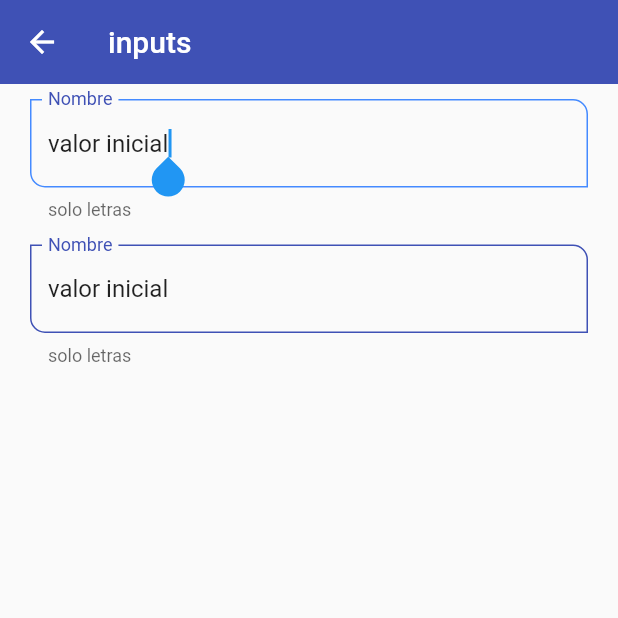
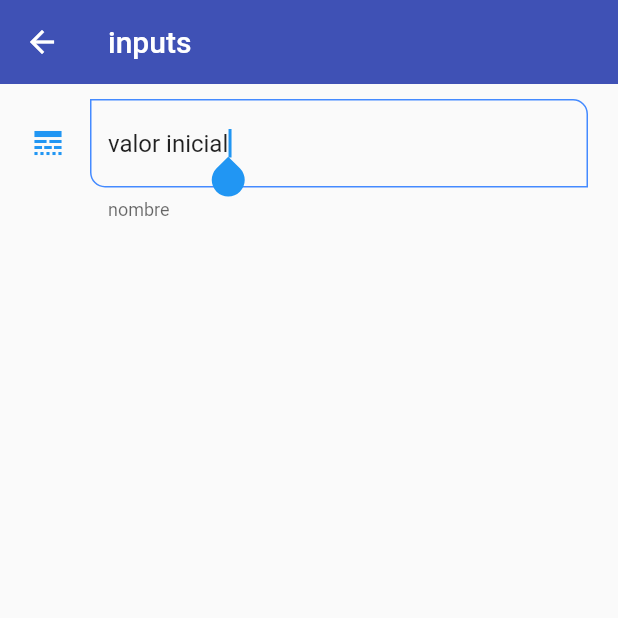
Before and after one commit to ricklegac/flutter, a Flutter app: the InputScreen screen opened by its route, on a phone screen of 412 x 824 dp, the top half of it. Run offline on Flutter 3.47's test engine with Material 2 defaults, Android fonts, the phone set to English and light mode, and no system bars.

Commit message:
custom input

```diff
--- a/widgets_app/lib/screens/input_screen.dart
+++ b/widgets_app/lib/screens/input_screen.dart
@@ -1,8 +1,21 @@
 import 'package:flutter/material.dart';
+import 'package:widgets_app/widgets/widgets.dart';
 
 class InputScreen extends StatelessWidget {
+  final String? hinText;
+  final String? labelText;
+  final String? helperText;
+  final IconData? icon;
+  final IconData? suffixIcon;
 
-  const InputScreen({Key? key}) : super(key: key);
+  const InputScreen({
+    Key? key,
+    this.hinText,
+    this.labelText,
+    this.helperText,
+    this.icon,
+    this.suffixIcon,
+    }) : super(key: key);
 
   @override
 
@@ -15,40 +28,10 @@ class InputScreen extends StatelessWidget {
          child: Padding(
           padding: const EdgeInsets.symmetric(horizontal: 20, vertical: 10),
           child: Column(
-            children: [
-              TextFormField(
-                autofocus: true,
-                autocorrect: true,
-                initialValue: 'valor inicial',
-                onChanged: (value) => print('$value'),
-                validator: (value) {
-                  if (value ==null) return 'campo requerido';
-                  return value.length<3 ? 'Minimo 3 letras' : null;
-                },
-                autovalidateMode: AutovalidateMode.onUserInteraction,
-                decoration: const InputDecoration(
-                  hintText: 'Nombre de usuario',
-                  labelText: 'Nombre',
-                  helperText: 'solo letras',
-                ),
-              ),
-              const SizedBox(height: 16.0),
-              TextFormField(
-                //autofocus: true,
-                autocorrect: true,
-                initialValue: 'valor inicial',
-                //onChanged: (value) => print('$value'),
-                validator: (value) {
-                  if (value ==null) return 'campo requerido';
-                  return value.length<3 ? 'Minimo 3 letras' : null;
-                },
-                autovalidateMode: AutovalidateMode.onUserInteraction,
-                decoration: const InputDecoration(
-                  hintText: 'Nombre de usuario',
-                  labelText: 'Nombre',
-                  helperText: 'solo letras',
-                ),
-              ),
+            children: const [
+              CustomInputWidget(hinText: 'Ricardo', icon: Icons.line_style, helperText: 'nombre',),
+              SizedBox(height: 16.0),
+
             ],
           ),
          ),
--- /dev/null
+++ b/widgets_app/lib/widgets/custom_input_widget.dart
@@ -0,0 +1,41 @@
+
+import 'package:flutter/material.dart';
+
+class CustomInputWidget extends StatelessWidget {
+  final String? hinText;
+  final String? labelText;
+  final String? helperText;
+  final IconData? icon;
+  final IconData? suffixIcon;
+  const CustomInputWidget({
+    Key? key,
+    this.hinText,
+    this.labelText,
+    this.helperText,
+    this.icon,
+    this.suffixIcon,
+  }) : super(key: key);
+
+  @override
+  Widget build(BuildContext context) {
+
+    return TextFormField(
+      autofocus: true,
+      autocorrect: true,
+      initialValue: 'valor inicial',
+      onChanged: (value) => print('$value'),
+      validator: (value) {
+        if (value ==null) return 'campo requerido';
+        return value.length<3 ? 'Minimo 3 letras' : null;
+      },
+      autovalidateMode: AutovalidateMode.onUserInteraction,
+      decoration: InputDecoration(
+        hintText: hinText,
+        labelText: labelText,
+        helperText: helperText,
+        icon: icon == null ? null : Icon(icon),
+        suffixIcon: suffixIcon == null ? null : Icon(suffixIcon),
+      ),
+    );
+  }
+}
--- a/widgets_app/lib/widgets/widgets.dart
+++ b/widgets_app/lib/widgets/widgets.dart
@@ -1,3 +1,5 @@
+
+export 'package:widgets_app/widgets/custom_input_widget.dart';
 
 export 'package:widgets_app/widgets/custom_card_type_2.dart';
 
```
